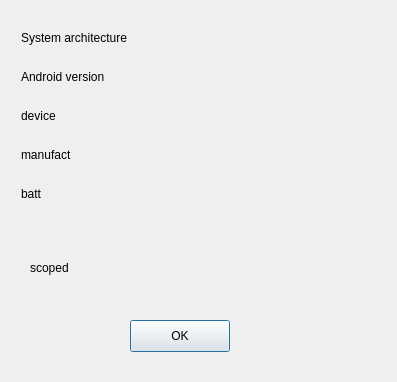
First picture: the form in deviceinfodialog.ui, repository Eliminater74/adblink, before the edit.
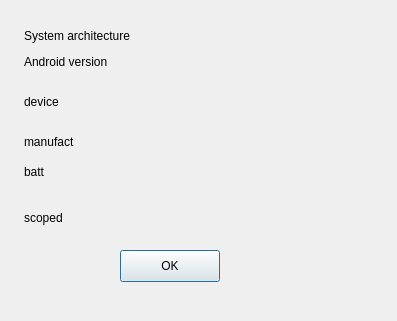
Second picture: the form after the edit.

Diff of the .ui file:
```diff
--- a/deviceinfodialog.ui
+++ b/deviceinfodialog.ui
@@ -7,7 +7,7 @@
     <x>0</x>
     <y>0</y>
     <width>397</width>
-    <height>382</height>
+    <height>321</height>
    </rect>
   </property>
   <property name="windowTitle">
@@ -16,8 +16,8 @@
   <widget class="QPushButton" name="pushButton">
    <property name="geometry">
     <rect>
-     <x>130</x>
-     <y>320</y>
+     <x>120</x>
+     <y>250</y>
      <width>100</width>
      <height>32</height>
     </rect>
@@ -29,8 +29,8 @@
   <widget class="QLabel" name="scoped">
    <property name="geometry">
     <rect>
-     <x>30</x>
-     <y>260</y>
+     <x>24</x>
+     <y>210</y>
      <width>311</width>
      <height>16</height>
     </rect>
@@ -42,112 +42,130 @@
     <bool>true</bool>
    </property>
   </widget>
-  <widget class="QWidget" name="">
-   <property name="geometry">
-    <rect>
-     <x>21</x>
-     <y>21</y>
-     <width>352</width>
-     <height>194</height>
-    </rect>
-   </property>
-   <layout class="QVBoxLayout" name="verticalLayout">
-    <item>
      <widget class="QLabel" name="archilabel">
+   <property name="geometry">
+    <rect>
+     <x>24</x>
+     <y>24</y>
+     <width>350</width>
+     <height>24</height>
+    </rect>
+   </property>
       <property name="minimumSize">
        <size>
         <width>350</width>
-        <height>32</height>
+     <height>24</height>
        </size>
       </property>
       <property name="maximumSize">
        <size>
         <width>350</width>
-        <height>32</height>
+     <height>24</height>
        </size>
       </property>
       <property name="text">
        <string>System architecture</string>
       </property>
      </widget>
-    </item>
-    <item>
      <widget class="QLabel" name="droidlabel">
+   <property name="geometry">
+    <rect>
+     <x>24</x>
+     <y>50</y>
+     <width>350</width>
+     <height>24</height>
+    </rect>
+   </property>
       <property name="minimumSize">
        <size>
         <width>350</width>
-        <height>32</height>
+     <height>24</height>
        </size>
       </property>
       <property name="maximumSize">
        <size>
         <width>350</width>
-        <height>32</height>
+     <height>24</height>
        </size>
       </property>
       <property name="text">
        <string>Android version</string>
       </property>
      </widget>
-    </item>
-    <item>
      <widget class="QLabel" name="devicelabel">
+   <property name="geometry">
+    <rect>
+     <x>24</x>
+     <y>90</y>
+     <width>350</width>
+     <height>24</height>
+    </rect>
+   </property>
       <property name="minimumSize">
        <size>
         <width>350</width>
-        <height>32</height>
+     <height>24</height>
        </size>
       </property>
       <property name="maximumSize">
        <size>
         <width>350</width>
-        <height>32</height>
+     <height>24</height>
        </size>
       </property>
       <property name="text">
        <string>device</string>
       </property>
      </widget>
-    </item>
-    <item>
      <widget class="QLabel" name="manufactlabel">
+   <property name="geometry">
+    <rect>
+     <x>24</x>
+     <y>130</y>
+     <width>350</width>
+     <height>24</height>
+    </rect>
+   </property>
       <property name="minimumSize">
        <size>
         <width>350</width>
-        <height>32</height>
+     <height>24</height>
        </size>
       </property>
       <property name="maximumSize">
        <size>
         <width>350</width>
-        <height>32</height>
+     <height>24</height>
        </size>
       </property>
       <property name="text">
        <string>manufact</string>
       </property>
      </widget>
-    </item>
-    <item>
      <widget class="QLabel" name="batterylabel">
+   <property name="geometry">
+    <rect>
+     <x>24</x>
+     <y>160</y>
+     <width>350</width>
+     <height>24</height>
+    </rect>
+   </property>
       <property name="minimumSize">
        <size>
         <width>350</width>
-        <height>32</height>
+     <height>24</height>
        </size>
       </property>
       <property name="maximumSize">
        <size>
         <width>350</width>
-        <height>32</height>
+     <height>24</height>
        </size>
       </property>
       <property name="text">
        <string>batt</string>
       </property>
-     </widget>
-    </item>
-   </layout>
   </widget>
  </widget>
  <resources/>
```
Lines whose indentation alone changed are shown as unchanged.
